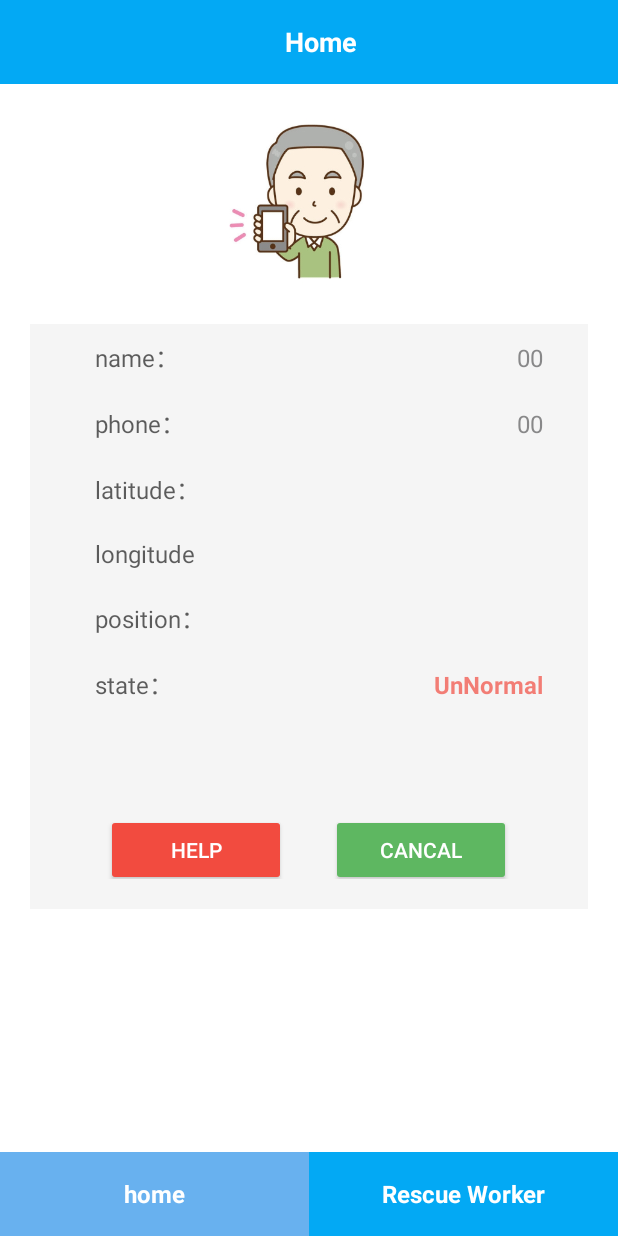
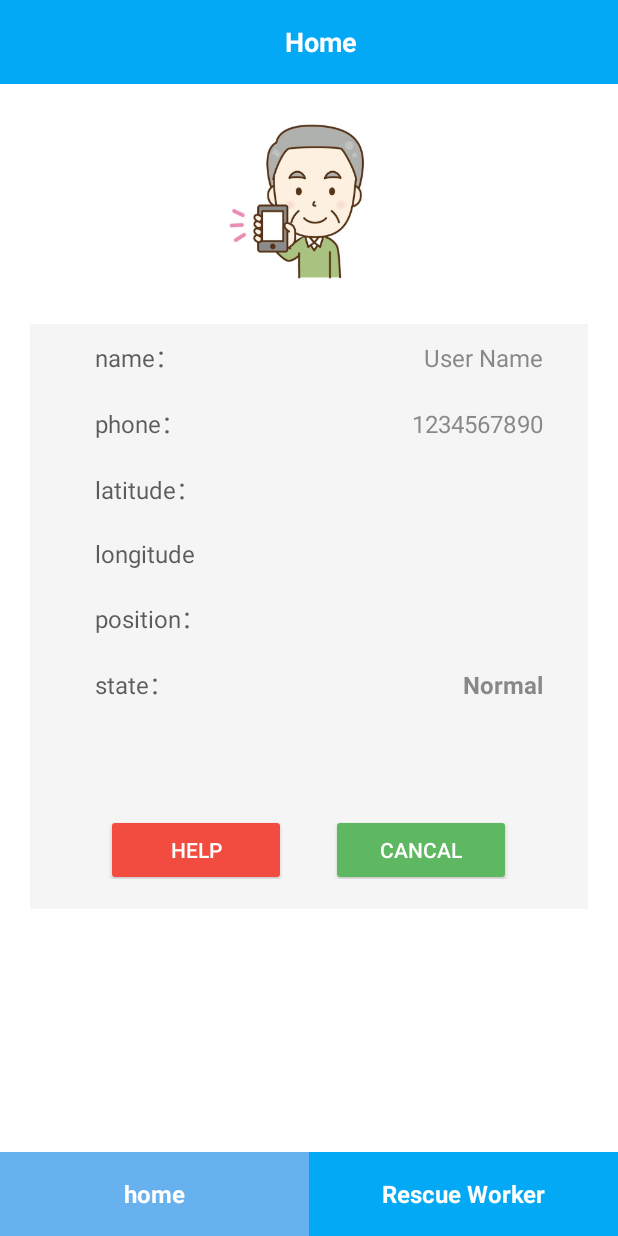
Before and after one commit to Zqin0606/Mobile-Software-Project---Fall-Detection, an Android app: the HomeFragment screen opened directly, with no data from a screen before it, on a phone screen of 412 x 824 dp. Run offline under Robolectric (Android 15) with nearby library versions, the phone set to English and light mode, and no system bars.

Commit message:
Fix bug in ToLocation and debugging sensor and location status

```diff
--- a/app/src/main/java/com/example/oldersafe/fragment/HomeFragment.java
+++ b/app/src/main/java/com/example/oldersafe/fragment/HomeFragment.java
@@ -1,6 +1,5 @@
 package com.example.oldersafe.fragment;
 
-import android.Manifest;
 import android.content.Context;
 import android.content.Intent;
 import android.content.pm.PackageManager;
@@ -8,8 +7,6 @@ import android.hardware.Sensor;
 import android.hardware.SensorEvent;
 import android.hardware.SensorEventListener;
 import android.hardware.SensorManager;
-import android.location.Location;
-import android.location.LocationListener;
 import android.location.LocationManager;
 import android.os.Bundle;
 
@@ -18,74 +15,22 @@ import androidx.annotation.Nullable;
 import androidx.core.app.ActivityCompat;
 import androidx.fragment.app.Fragment;
 
-import android.os.CountDownTimer;
-import android.provider.Settings;
-import android.telephony.SmsManager;
+import android.util.Log;
 import android.view.LayoutInflater;
 import android.view.View;
 import android.view.ViewGroup;
 import android.widget.Button;
-import android.widget.ImageView;
 import android.widget.TextView;
-import android.widget.Toast;
 
 import com.example.oldersafe.R;
-import com.example.oldersafe.config.Constants;
-import com.example.oldersafe.config.SharedPreferencesUtils;
-import com.example.oldersafe.database.DBDao;
-import com.google.android.gms.common.ConnectionResult;
-import com.google.android.gms.common.api.GoogleApiClient;
-import com.google.android.gms.location.FusedLocationProviderClient;
-import com.google.android.gms.location.LocationCallback;
-import com.google.android.gms.location.LocationRequest;
-import com.google.android.gms.location.LocationResult;
-import com.google.android.gms.location.LocationServices;
 
-import java.util.ArrayList;
-import java.util.Map;
+public class HomeFragment extends Fragment implements SensorEventListener {
 
-/**
- * A simple {@link Fragment} subclass.
- * Use the {@link HomeFragment#newInstance} factory method to
- * create an instance of this fragment.
- */
-public class HomeFragment extends Fragment implements SensorEventListener,GoogleApiClient.ConnectionCallbacks, GoogleApiClient.OnConnectionFailedListener {
-    // the fragment initialization parameters, e.g. ARG_ITEM_NUMBER
-    private static final String ARG_PARAM1 = "param1";
-    private static final String ARG_PARAM2 = "param2";
-
-    private String mParam1;
-    private String mParam2;
-
-    public HomeFragment() {
-        // Required empty public constructor
-    }
-
-    /**
-     * Use this factory method to create a new instance of
-     * this fragment using the provided parameters.
-     *
-     * @param param1 Parameter 1.
-     * @param param2 Parameter 2.
-     * @return A new instance of fragment HomeFragment.
-     */
-    public static HomeFragment newInstance(String param1, String param2) {
-        HomeFragment fragment = new HomeFragment();
-        Bundle args = new Bundle();
-        args.putString(ARG_PARAM1, param1);
-        args.putString(ARG_PARAM2, param2);
-        fragment.setArguments(args);
-        return fragment;
-    }
-
-    @Override
-    public void onCreate(Bundle savedInstanceState) {
-        super.onCreate(savedInstanceState);
-        if (getArguments() != null) {
-            mParam1 = getArguments().getString(ARG_PARAM1);
-            mParam2 = getArguments().getString(ARG_PARAM2);
-        }
-    }
+    TextView state, name, phone;
+    Button help, cancal;
+    SensorManager sensorManager;
+    Sensor accelerometer;
+    double latitude, longitude;
 
     @Override
     public View onCreateView(LayoutInflater inflater, ViewGroup container,
@@ -99,6 +44,22 @@ public class HomeFragment extends Fragment implements SensorEventListener,Google
         super.onActivityCreated(savedInstanceState);
         initView();
         isStart();
+        initSensor();
+    }
+
+    private void initView() {
+        state = getActivity().findViewById(R.id.state);
+        name = getActivity().findViewById(R.id.name);
+        phone = getActivity().findViewById(R.id.phone);
+        help = getActivity().findViewById(R.id.help);
+        cancal = getActivity().findViewById(R.id.cancal);
+
+        String state_ = "Normal";  // Placeholder
+        state.setText(state_);
+        name.setText("User Name");
+        phone.setText("1234567890");
+
+        Log.d("HomeFragment", "Initialized view with state: " + state_);
     }
 
     private void isStart() {
@@ -111,90 +72,31 @@ public class HomeFragment extends Fragment implements SensorEventListener,Google
             Intent intent = new Intent(Settings.ACTION_LOCATION_SOURCE_SETTINGS);
             startActivity(intent);
         }
+
+        Log.d("HomeFragment", "GPS enabled: " + isGpsEnabled + ", Network enabled: " + isNetworkEnabled);
     }
 
-    TextView state;
-    TextView name;
-    TextView phone;
-    TextView position;
-    TextView lat;
-    TextView longg;
-    Button help;
-    Button cancal;
-    double latitude;
-    double longitude;
-    private FusedLocationProviderClient fusedLocationClient;
-    private void  initView() {
+    private void initSensor() {
+        sensorManager = (SensorManager) getActivity().getSystemService(Context.SENSOR_SERVICE);
+        accelerometer = sensorManager.getDefaultSensor(Sensor.TYPE_ACCELEROMETER);
+        sensorManager.registerListener(this, accelerometer, SensorManager.SENSOR_DELAY_NORMAL);
 
-        state = getActivity().findViewById(R.id.state);
-        name = getActivity().findViewById(R.id.name);
-        phone = getActivity().findViewById(R.id.phone);
-        position = getActivity().findViewById(R.id.position);
-        help = getActivity().findViewById(R.id.help);
-        cancal = getActivity().findViewById(R.id.cancal);
-        lat = getActivity().findViewById(R.id.lat);
-        longg = getActivity().findViewById(R.id.longg);
-        final String state_ = (String) SharedPreferencesUtils.getParam(getContext(), Constants.State, "00");
-        String name_ = (String) SharedPreferencesUtils.getParam(getContext(), Constants.User_Name, "00");
-        String phone_ = (String) SharedPreferencesUtils.getParam(getContext(), Constants.Phone, "00");
-
-        if (state_.equals("1")) {
-            state.setText("Normal");
-            state.setTextColor(getResources().getColor(R.color.green));
-        } else {
-            state.setText("UnNormal");
-            state.setTextColor(getResources().getColor(R.color.red));
-            help.setVisibility(View.VISIBLE);
-            cancal.setVisibility(View.VISIBLE);
-        }
-
-        name.setText(name_);
-        phone.setText(phone_);
-
-
-    }
-
-    private GoogleApiClient mGoogleApiClient;
-
-    public void initMap() {
-
-    }
-
-    @Override
-    public void onStart() {
-        super.onStart();
-
-
-    }
-
-    @Override
-    public void onStop() {
-        super.onStop();
-
-    }
-
-    @Override
-    public void onConnected(@Nullable Bundle bundle) {
-        //LocationServices.FusedLocationApi.requestLocationUpdates(mGoogleApiClient, LocationRequest.create(), getActivity());
-    }
-
-    @Override
-    public void onConnectionSuspended(int i) {
-
-    }
-
-    @Override
-    public void onConnectionFailed(@NonNull ConnectionResult connectionResult) {
-
+        // Log sensor initialization
+        Log.d("HomeFragment", "Accelerometer initialized.");
     }
 
     @Override
     public void onSensorChanged(SensorEvent event) {
-
+        if (event.sensor.getType() == Sensor.TYPE_ACCELEROMETER) {
+            float x = event.values[0];
+            float y = event.values[1];
+            float z = event.values[2];
+            Log.d("SensorEvent", "x: " + x + ", y: " + y + ", z: " + z);
+        }
     }
 
     @Override
     public void onAccuracyChanged(Sensor sensor, int accuracy) {
-
+        // Not implemented
     }
 }
```
Also changed, not shown: app/src/main/java/com/example/oldersafe/config/ToLocation.java (+15 -3 lines).
